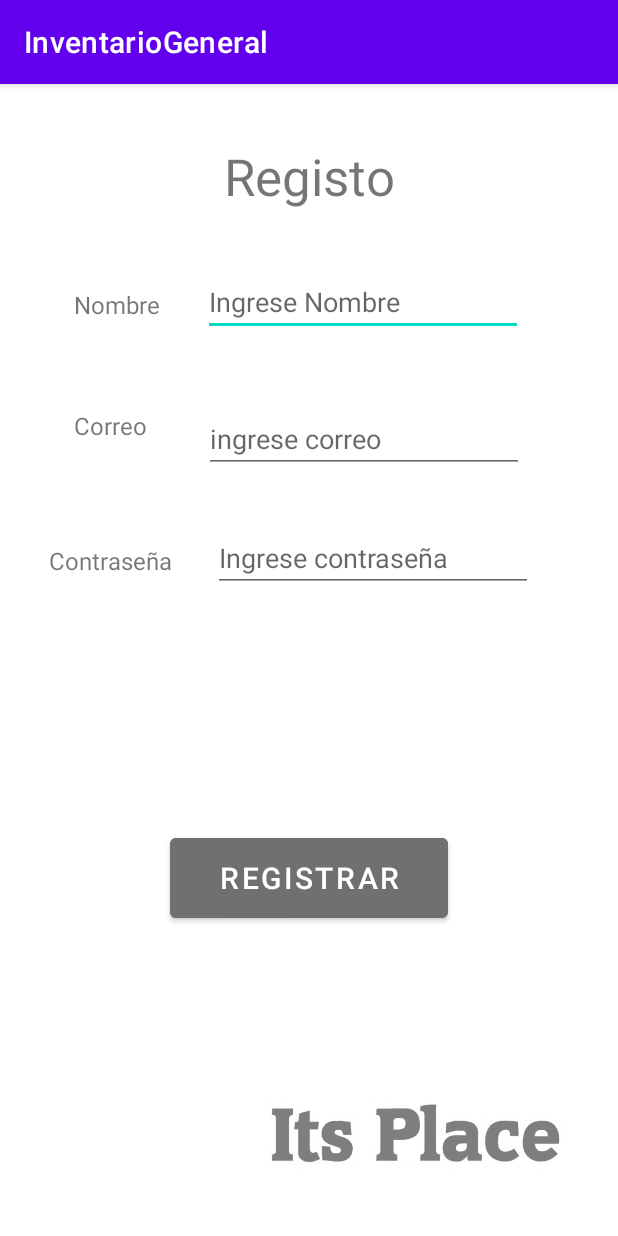
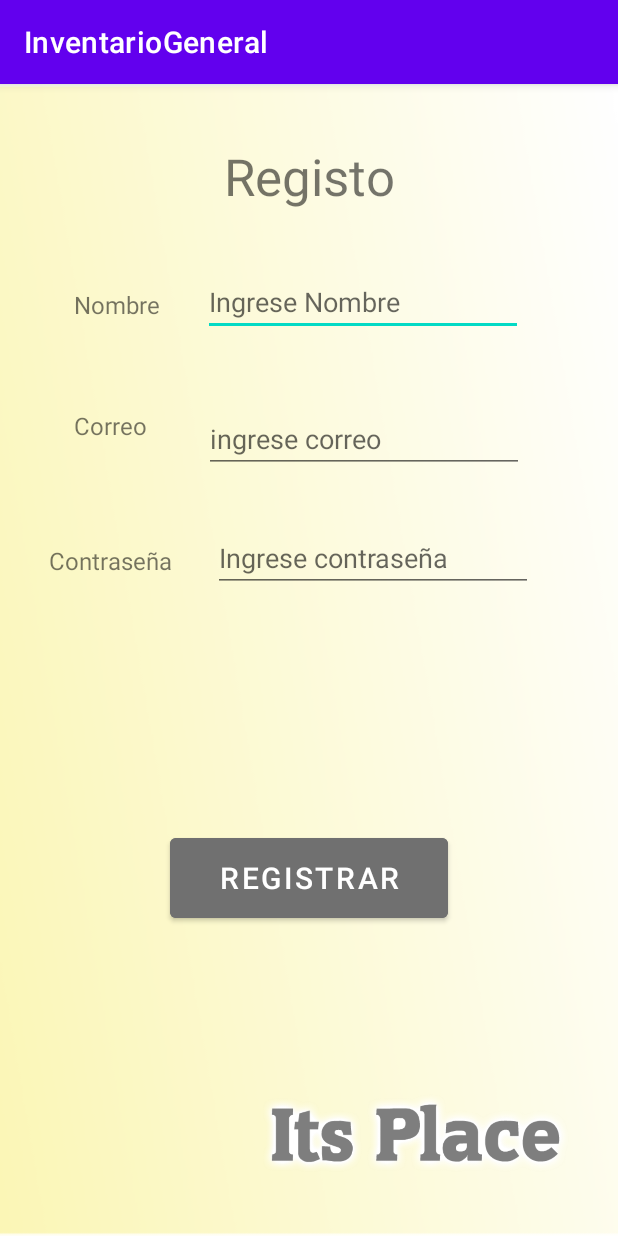
Before and after one commit to holger27/InventarioGeneral, an Android app: the Registro screen opened directly, with no data from a screen before it, on a phone screen of 412 x 824 dp. Run offline under Robolectric (Android 15) with nearby library versions, the phone set to English and light mode, and no system bars; our stand-ins replace Firebase (no records; nobody signed in at launch, a user with empty details on screens opened directly).

Commit message:
Update activity_registro.xml
se termina registro

```diff
--- a/app/src/main/res/layout/activity_registro.xml
+++ b/app/src/main/res/layout/activity_registro.xml
@@ -4,7 +4,10 @@
     xmlns:tools="http://schemas.android.com/tools"
     android:layout_width="match_parent"
     android:layout_height="match_parent"
+    android:background="@mipmap/fondo02"
     tools:context=".Registro">
+
+
 
     <Button
         android:id="@+id/botRegistrar"
```
